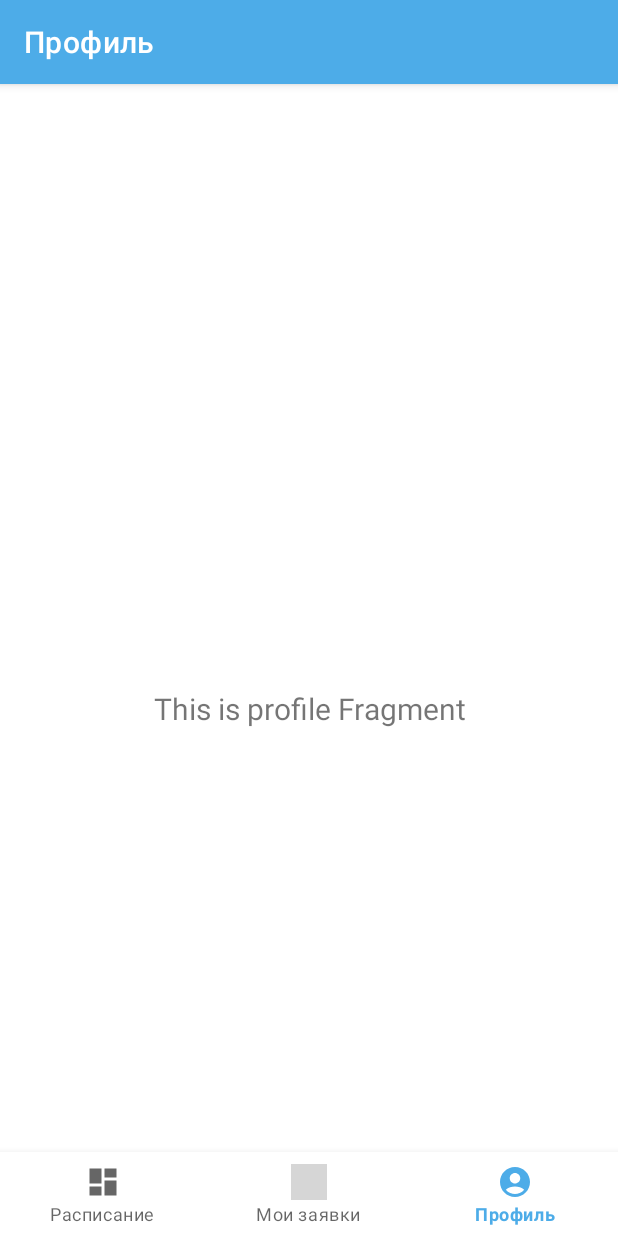
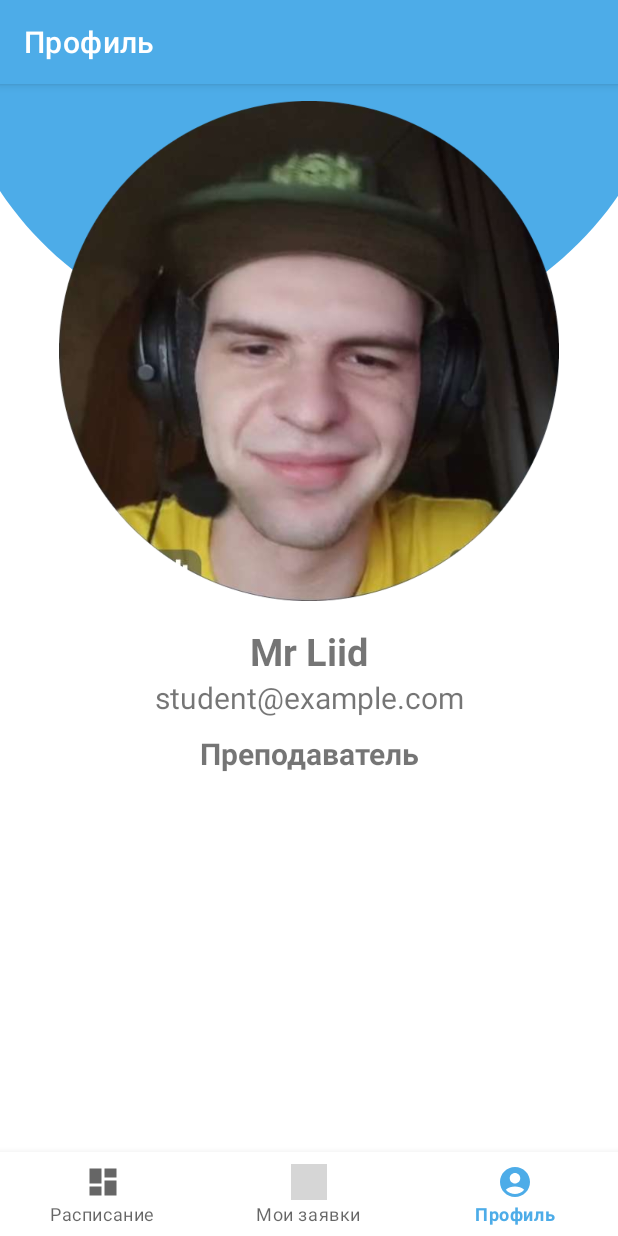
Before and after one commit to DarkLordikss/dekanat_keys, an Android app: the ProfileFragment screen opened through its navigation route, on a phone screen of 412 x 824 dp. Run offline under Robolectric (Android 15) with nearby library versions, the phone set to English and light mode, and no system bars; our stand-ins replace navigation-ui; grey boxes are pictures that could not be loaded.

Commit message:
Сделан профиль пользователя (шаблон)

```diff
--- a/mobile/app/src/main/java/com/liid/dekanatkeys/activities/ui/profile/ProfileFragment.kt
+++ b/mobile/app/src/main/java/com/liid/dekanatkeys/activities/ui/profile/ProfileFragment.kt
@@ -28,10 +28,7 @@ class ProfileFragment : Fragment() {
         _binding = FragmentProfileBinding.inflate(inflater, container, false)
         val root: View = binding.root
 
-        val textView: TextView = binding.textProfile
-        profileViewModel.text.observe(viewLifecycleOwner) {
-            textView.text = it
-        }
+
         return root
     }
 
--- /dev/null
+++ b/mobile/app/src/main/res/drawable/profile_header.xml
@@ -0,0 +1,10 @@
+<vector xmlns:android="http://schemas.android.com/apk/res/android"
+    android:width="514dp"
+    android:height="243dp"
+    android:viewportWidth="514"
+    android:viewportHeight="243">
+  <path
+      android:pathData="M514,0V99.13C461.2,185.42 366.07,243 257.5,243C148.24,243 52.6,184.69 0,97.49V0H514Z"
+      android:fillColor="#4DACE8"
+      android:fillType="evenOdd"/>
+</vector>
--- a/mobile/app/src/main/res/layout/activity_main.xml
+++ b/mobile/app/src/main/res/layout/activity_main.xml
@@ -4,6 +4,7 @@
     android:id="@+id/container"
     android:layout_width="match_parent"
     android:layout_height="match_parent"
+    android:padding="0dp"
     android:paddingTop="?attr/actionBarSize">
 
     <com.google.android.material.bottomnavigation.BottomNavigationView
--- a/mobile/app/src/main/res/layout/fragment_profile.xml
+++ b/mobile/app/src/main/res/layout/fragment_profile.xml
@@ -7,17 +7,80 @@
     android:layout_height="match_parent"
     tools:context="activities.ui.profile.ProfileFragment">
 
-    <TextView
-        android:id="@+id/text_profile"
+
+    <ScrollView
         android:layout_width="match_parent"
-        android:layout_height="wrap_content"
-        android:layout_marginStart="8dp"
-        android:layout_marginTop="8dp"
-        android:layout_marginEnd="8dp"
-        android:textAlignment="center"
-        android:textSize="20sp"
-        app:layout_constraintBottom_toBottomOf="parent"
-        app:layout_constraintEnd_toEndOf="parent"
-        app:layout_constraintStart_toStartOf="parent"
-        app:layout_constraintTop_toTopOf="parent" />
+        android:layout_height="match_parent">
+        <LinearLayout
+            android:layout_width="match_parent"
+            android:layout_height="wrap_content"
+            android:orientation="vertical">
+
+            <androidx.constraintlayout.widget.ConstraintLayout
+                android:layout_width="match_parent"
+                android:layout_height="match_parent">
+
+
+                <ImageView
+                    android:id="@+id/imageView"
+                    android:layout_width="413dp"
+                    android:layout_height="178dp"
+                    android:scaleType="fitXY"
+                    app:layout_constraintEnd_toEndOf="parent"
+                    app:layout_constraintStart_toStartOf="parent"
+                    app:layout_constraintTop_toTopOf="parent"
+                    app:srcCompat="@drawable/profile_header" />
+
+                <ImageView
+                    android:id="@+id/imageView2"
+                    android:layout_width="500px"
+                    android:layout_height="500px"
+                    android:layout_marginTop="24dp"
+                    app:layout_constraintBottom_toBottomOf="@+id/imageView"
+                    app:layout_constraintEnd_toEndOf="@+id/imageView"
+                    app:layout_constraintStart_toStartOf="@+id/imageView"
+                    app:layout_constraintTop_toBottomOf="@+id/imageView"
+                    app:srcCompat="@drawable/profile_photo" />
+
+                <TextView
+                    android:id="@+id/nameView"
+                    android:layout_width="wrap_content"
+                    android:layout_height="wrap_content"
+                    android:text="Mr Liid"
+                    android:layout_marginTop="16dp"
+                    android:textSize="25sp"
+                    android:textStyle="bold"
+
+                    app:layout_constraintEnd_toEndOf="@+id/imageView2"
+                    app:layout_constraintStart_toStartOf="@+id/imageView2"
+                    app:layout_constraintTop_toBottomOf="@+id/imageView2" />
+
+                <TextView
+                    android:id="@+id/emailView"
+                    android:layout_width="wrap_content"
+                    android:layout_height="wrap_content"
+                    android:text="student@example.com"
+                    android:textSize="20sp"
+
+                    app:layout_constraintEnd_toEndOf="@+id/nameView"
+                    app:layout_constraintStart_toStartOf="@+id/nameView"
+                    app:layout_constraintTop_toBottomOf="@+id/nameView" />
+
+                <TextView
+                    android:id="@+id/roleView"
+                    android:layout_width="wrap_content"
+                    android:layout_height="wrap_content"
+                    android:text="Преподаватель"
+                    android:layout_marginTop="10dp"
+                    android:textSize="20sp"
+                    android:textStyle="bold"
+
+                    app:layout_constraintEnd_toEndOf="@+id/emailView"
+                    app:layout_constraintStart_toStartOf="@+id/emailView"
+                    app:layout_constraintTop_toBottomOf="@+id/emailView" />
+            </androidx.constraintlayout.widget.ConstraintLayout>
+
+        </LinearLayout>
+    </ScrollView>
+
 </androidx.constraintlayout.widget.ConstraintLayout>
```
Also changed, not shown: mobile/app/src/main/res/drawable/header_profile.png (added), mobile/app/src/main/res/drawable/profile_photo.png (added).
